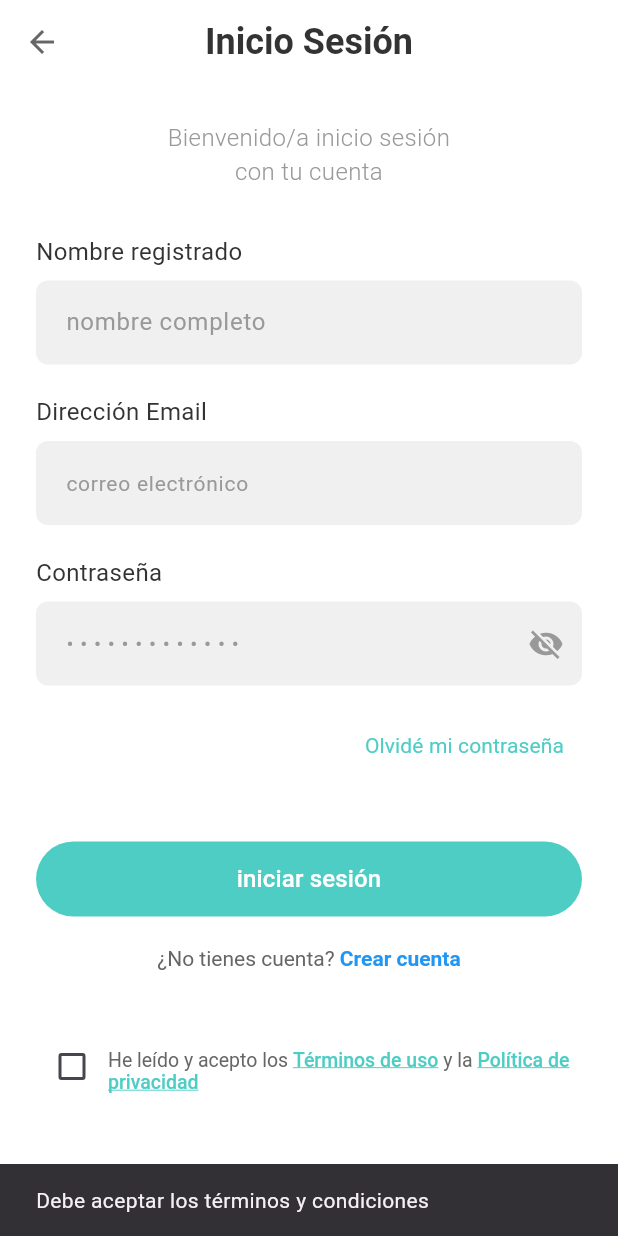
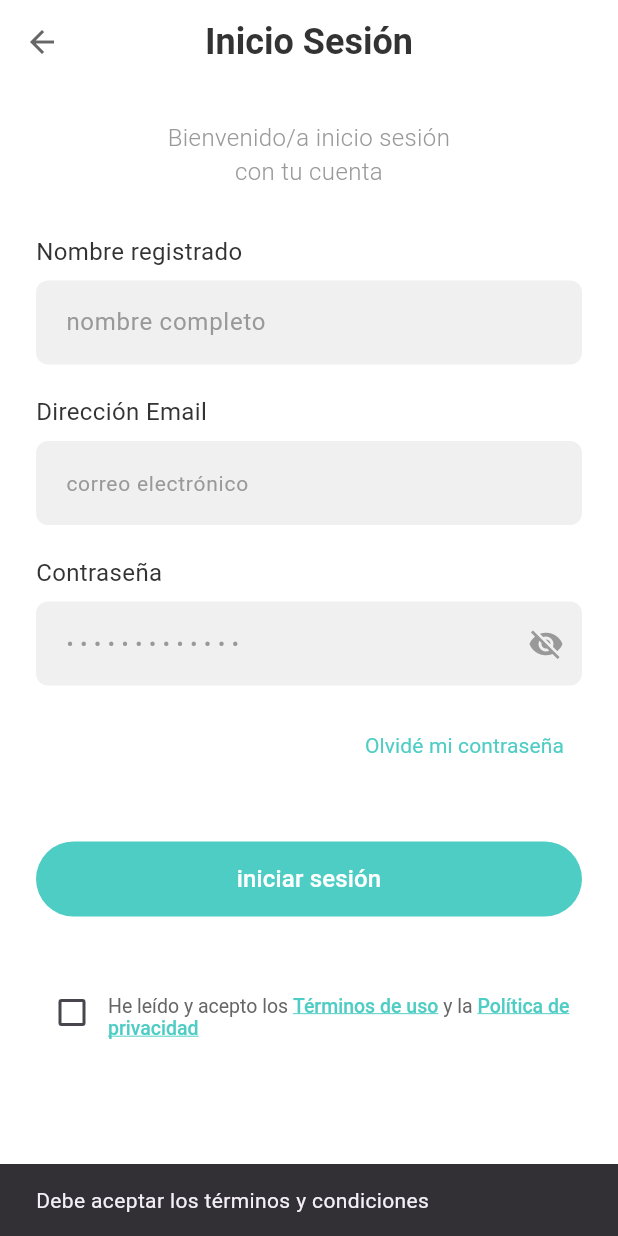
Before and after one commit to Kevin-Ballesteros/Turnify_app, a Flutter app: the PantallaLogin screen opened directly, after a tap on "iniciar sesión", on a phone screen of 412 x 824 dp. Run offline on Flutter 3.47's test engine with Material 3 defaults, Android fonts, the phone set to English and light mode, and no system bars.

Commit message:
Se modifico la pantalla login, ya que las credenciales no estaban funcionando, aparte de que al pulsar el boton de iniciar sesion, no mandaba al usuario a la pantalla del dashboard

```diff
--- a/lib/screens/pantalla_login.dart
+++ b/lib/screens/pantalla_login.dart
@@ -1,6 +1,7 @@
 import 'package:flutter/material.dart';
-import 'pantalla_registro.dart';
 import 'pantalla_recuperar_password.dart';
+import 'cliente/pantalla_dashboard_cliente.dart';
+import 'negocio/pantalla_dashboard_negocio.dart';
 
 // Colores de Turnify
 class TurnifyColors {
@@ -258,10 +259,40 @@ class _PantallaLoginState extends State<PantallaLogin> {
                       }
 
                       if (_formkey.currentState!.validate()) {
-                        print('Iniciando sesión...');
-                        ScaffoldMessenger.of(context).showSnackBar(
-                          const SnackBar(content: Text('Iniciando sesión...')),
-                        );
+                        // Obtener valores de los campos
+                        String nombre = _nombreCtrl.text.trim();
+                        String email = _emailCtrl.text.trim();
+                        String password = _passwordCtrl.text.trim();
+
+                        // Validar credenciales de cliente
+                        if (nombre == 'clienteTest1' &&
+                            email == 'cliente32@example.com' &&
+                            password == 'Cliente213@') {
+                          // Navegar al dashboard de cliente
+                          Navigator.pushReplacement(
+                            context,
+                            MaterialPageRoute(builder: (context) => const DashboardCliente()),
+                          );
+                        }
+                        // Validar credenciales de negocio
+                        else if (nombre == 'negocioTest1' &&
+                                 email == 'negociotest21@example.com' &&
+                                 password == 'Negocio213@') {
+                          // Navegar al dashboard de negocio
+                          Navigator.pushReplacement(
+                            context,
+                            MaterialPageRoute(builder: (context) => const DashboardNegocio()),
+                          );
+                        }
+                        // Credenciales incorrectas
+                        else {
+                          ScaffoldMessenger.of(context).showSnackBar(
+                            const SnackBar(
+                              content: Text('Credenciales incorrectas'),
+                              backgroundColor: Colors.red,
+                            ),
+                          );
+                        }
                       }
                     },
                     style: ElevatedButton.styleFrom(
@@ -282,39 +313,7 @@ class _PantallaLoginState extends State<PantallaLogin> {
                   ),
                 ),
 
-                const SizedBox(height: 20),
-
-                // Link de "¿No tienes cuenta? Crear cuenta."
-                Center(
-                  child: GestureDetector(
-                    onTap: () {
-                      Navigator.push(
-                        context,
-                        MaterialPageRoute(builder: (context) => const PantallaRegistro()),
-                      );
-                    },
-                    child: RichText(
-                      text: TextSpan(
-                        style: TextStyle(
-                          color: TurnifyColors.textGray,
-                          fontSize: 14,
-                        ),
-                        children: [
-                          TextSpan(text: '¿No tienes cuenta? '),
-                          TextSpan(
-                            text: 'Crear cuenta',
-                            style: TextStyle(
-                              color: Colors.blue,
-                              fontWeight: FontWeight.w600,
-                            ),
-                          ),
-                        ],
-                      ),
-                    ),
-                  ),
-                ),
-
-                   const SizedBox(height: 40),
+                const SizedBox(height: 40),
 
                 // Checkbox Términos y condiciones
                 Row(
@@ -364,6 +363,7 @@ class _PantallaLoginState extends State<PantallaLogin> {
                     ),
                   ],
                 ),
+
               ],
             ),
           ),
```
